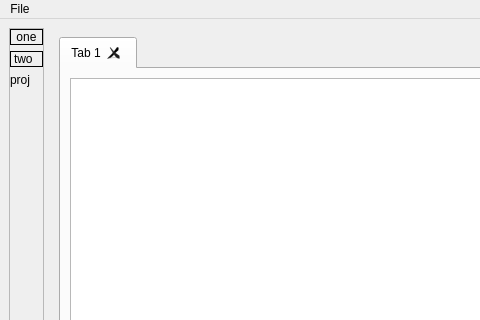
Before: the Qt Designer form ui/mainwindow.ui in lasest/manuwrite, drawn with Qt 5; both pictures show x 0 to 480 and y 0 to 320 of the 800 by 600 pixel window.
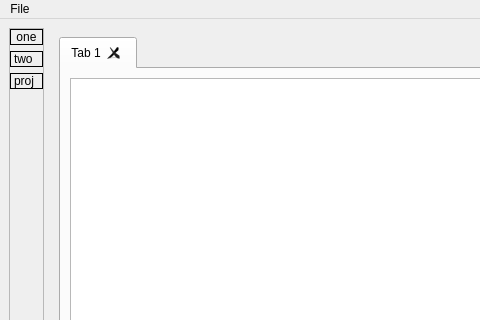
After: the same form once the commit is applied. Custom widgets are drawn as their Qt base class.

Commit message: Added icons for account and settings labels

Patch:
```diff
--- a/ui/mainwindow.ui
+++ b/ui/mainwindow.ui
@@ -67,6 +67,9 @@
        </item>
        <item>
         <widget class="QLabelClickable" name="ProjectTabLabel">
+         <property name="frameShape">
+          <enum>QFrame::Box</enum>
+         </property>
          <property name="text">
           <string>proj</string>
          </property>
```
The commit also changes 7 other files.
